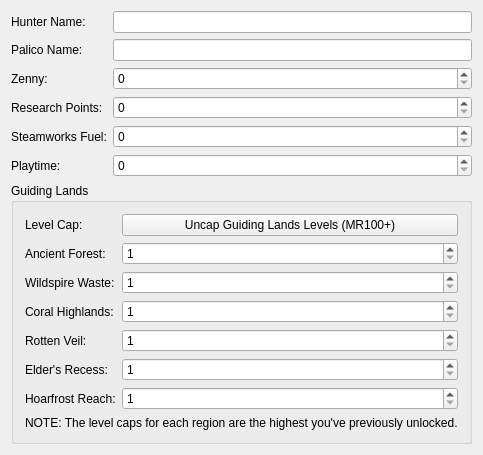
Qt form gui/info/hunterinfo.ui (EnderHDMC/MHWISaveEditor) before a commit.
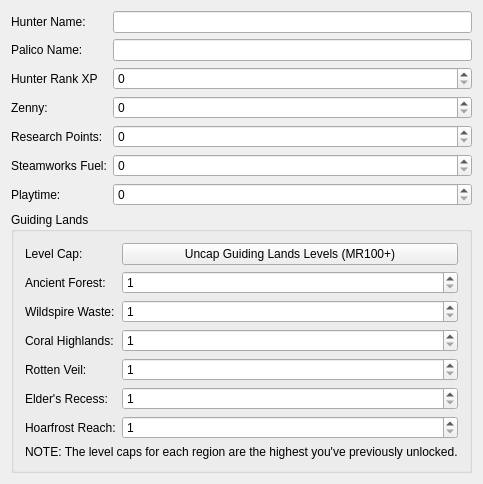
The same form after that commit.

Commit message: Add Hunter Rank XP field

```diff
--- a/gui/info/hunterinfo.ui
+++ b/gui/info/hunterinfo.ui
@@ -42,14 +42,14 @@
      </property>
     </widget>
    </item>
-   <item row="2" column="0">
+   <item row="3" column="0">
     <widget class="QLabel" name="lblZenny">
      <property name="text">
       <string comment="Label for zenny.">Zenny:</string>
      </property>
     </widget>
    </item>
-   <item row="2" column="1">
+   <item row="3" column="1">
     <widget class="QSpinBox" name="spnZenny">
      <property name="accelerated">
       <bool>true</bool>
@@ -65,14 +65,14 @@
      </property>
     </widget>
    </item>
-   <item row="3" column="0">
+   <item row="4" column="0">
     <widget class="QLabel" name="lblResearchPoints">
      <property name="text">
       <string comment="Label for research points.">Research Points:</string>
      </property>
     </widget>
    </item>
-   <item row="3" column="1">
+   <item row="4" column="1">
     <widget class="QSpinBox" name="spnResearchPoints">
      <property name="accelerated">
       <bool>true</bool>
@@ -88,14 +88,14 @@
      </property>
     </widget>
    </item>
-   <item row="4" column="0">
+   <item row="5" column="0">
     <widget class="QLabel" name="lblSteamworksFuel">
      <property name="text">
       <string comment="Label for steamworks fuel.">Steamworks Fuel:</string>
      </property>
     </widget>
    </item>
-   <item row="4" column="1">
+   <item row="5" column="1">
     <widget class="QSpinBox" name="spnSteamworksFuel">
      <property name="accelerated">
       <bool>true</bool>
@@ -111,7 +111,7 @@
      </property>
     </widget>
    </item>
-   <item row="5" column="1">
+   <item row="6" column="1">
     <widget class="QDoubleSpinBox" name="spnPlaytime">
      <property name="accelerated">
       <bool>true</bool>
@@ -130,7 +130,7 @@
      </property>
     </widget>
    </item>
-   <item row="6" column="0" colspan="2">
+   <item row="7" column="0" colspan="2">
     <widget class="QGroupBox" name="grpGuidingLands">
      <property name="sizePolicy">
       <sizepolicy hsizetype="Preferred" vsizetype="Expanding">
@@ -268,13 +268,27 @@
      </layout>
     </widget>
    </item>
-   <item row="5" column="0">
+   <item row="6" column="0">
     <widget class="QLabel" name="lblPlaytime">
      <property name="text">
       <string comment="Label for hunter playtime.">Playtime:</string>
      </property>
     </widget>
    </item>
+   <item row="2" column="0">
+    <widget class="QLabel" name="lblHunterXP">
+     <property name="text">
+      <string>Hunter Rank XP</string>
+     </property>
+    </widget>
+   </item>
+   <item row="2" column="1">
+    <widget class="QSpinBox" name="spnHunterXP">
+     <property name="maximum">
+      <number>999999999</number>
+     </property>
+    </widget>
+   </item>
   </layout>
  </widget>
  <layoutdefault spacing="6" margin="11"/>
```
The commit also changes 2 other files.
